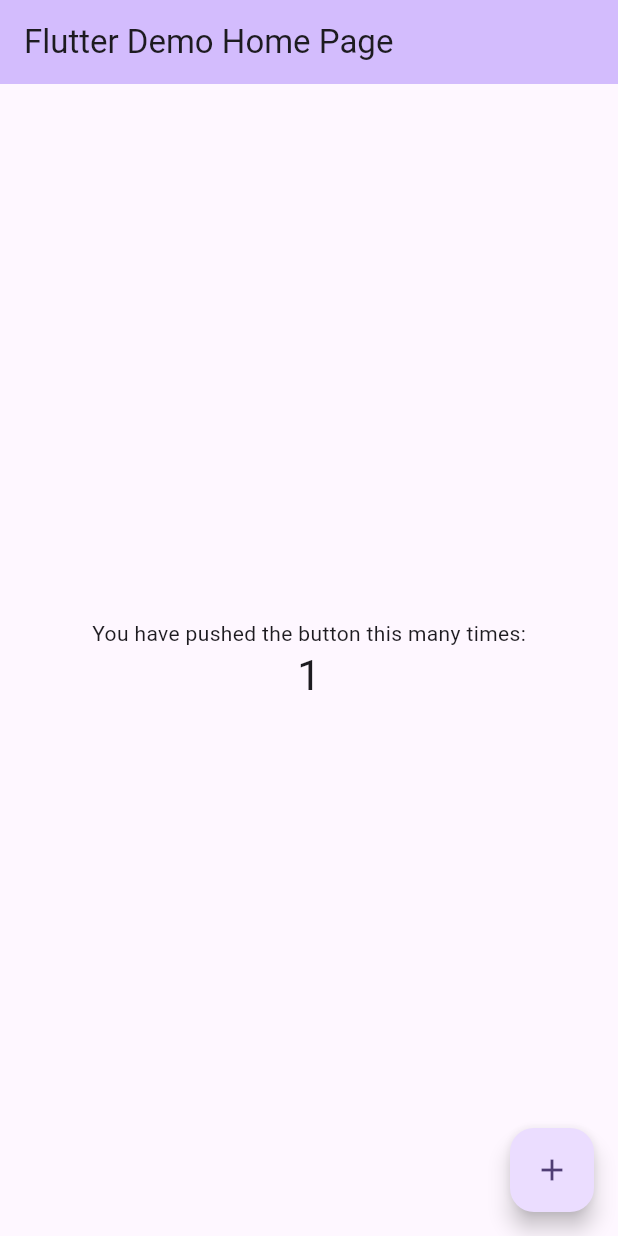
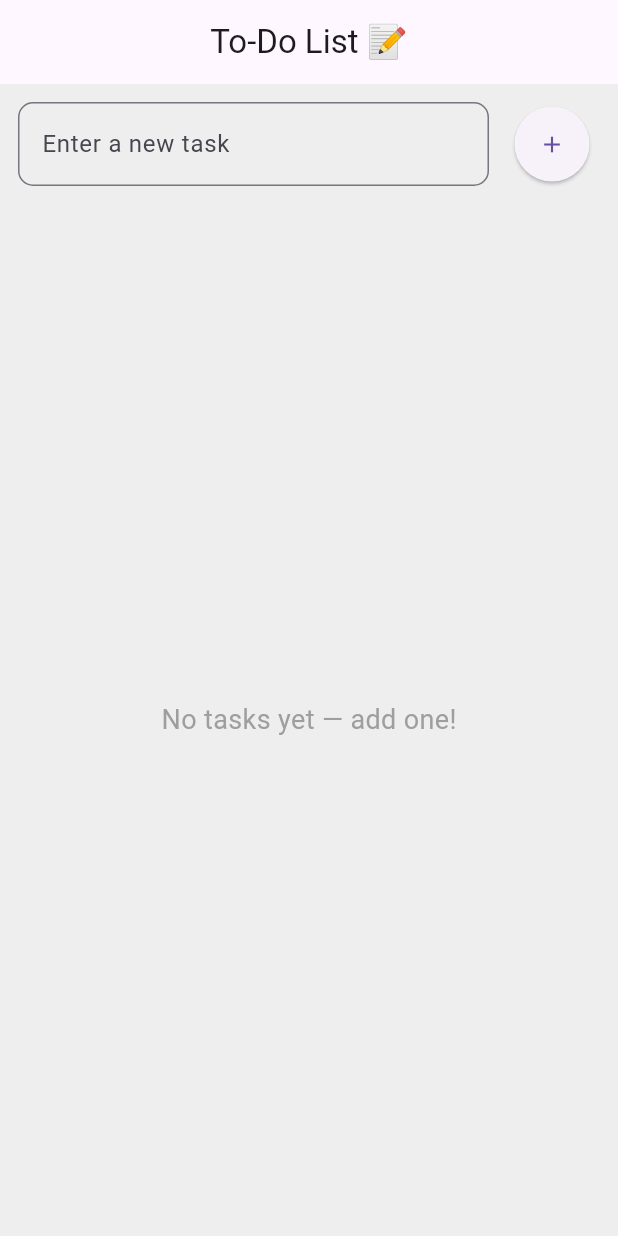
Before and after one commit to KalSol12/todo_app, a Flutter app: the screen it shows after launch, after a tap on the "add" icon, on a phone screen of 412 x 824 dp. Run offline on Flutter 3.47's test engine with Material 3 defaults, Android fonts, the phone set to English and light mode, and no system bars.

Commit message:
Added basic To-Do app functionality

```diff
--- a/lib/main.dart
+++ b/lib/main.dart
@@ -1,122 +1,137 @@
 import 'package:flutter/material.dart';
 
 void main() {
-  runApp(const MyApp());
+  runApp(const TodoApp());
 }
 
-class MyApp extends StatelessWidget {
-  const MyApp({super.key});
+class TodoApp extends StatelessWidget {
+  const TodoApp({super.key});
 
-  // This widget is the root of your application.
   @override
   Widget build(BuildContext context) {
     return MaterialApp(
-      title: 'Flutter Demo',
+      title: 'To-Do List',
+      debugShowCheckedModeBanner: false,
       theme: ThemeData(
-        // This is the theme of your application.
-        //
-        // TRY THIS: Try running your application with "flutter run". You'll see
-        // the application has a purple toolbar. Then, without quitting the app,
-        // try changing the seedColor in the colorScheme below to Colors.green
-        // and then invoke "hot reload" (save your changes or press the "hot
-        // reload" button in a Flutter-supported IDE, or press "r" if you used
-        // the command line to start the app).
-        //
-        // Notice that the counter didn't reset back to zero; the application
-        // state is not lost during the reload. To reset the state, use hot
-        // restart instead.
-        //
-        // This works for code too, not just values: Most code changes can be
-        // tested with just a hot reload.
-        colorScheme: ColorScheme.fromSeed(seedColor: Colors.deepPurple),
+        primarySwatch: Colors.indigo,
+        scaffoldBackgroundColor: Colors.grey[200],
       ),
-      home: const MyHomePage(title: 'Flutter Demo Home Page'),
+      home: const TodoHomePage(),
     );
   }
 }
 
-class MyHomePage extends StatefulWidget {
-  const MyHomePage({super.key, required this.title});
-
-  // This widget is the home page of your application. It is stateful, meaning
-  // that it has a State object (defined below) that contains fields that affect
-  // how it looks.
-
-  // This class is the configuration for the state. It holds the values (in this
-  // case the title) provided by the parent (in this case the App widget) and
-  // used by the build method of the State. Fields in a Widget subclass are
-  // always marked "final".
-
-  final String title;
+class TodoHomePage extends StatefulWidget {
+  const TodoHomePage({super.key});
 
   @override
-  State<MyHomePage> createState() => _MyHomePageState();
+  State<TodoHomePage> createState() => _TodoHomePageState();
 }
 
-class _MyHomePageState extends State<MyHomePage> {
-  int _counter = 0;
+class _TodoHomePageState extends State<TodoHomePage> {
+  final List<Map<String, dynamic>> _tasks = [];
+  final TextEditingController _controller = TextEditingController();
 
-  void _incrementCounter() {
+  void _addTask() {
+    final text = _controller.text.trim();
+    if (text.isNotEmpty) {
+      setState(() {
+        _tasks.add({'title': text, 'done': false});
+      });
+      _controller.clear();
+    }
+  }
+
+  void _toggleTask(int index) {
     setState(() {
-      // This call to setState tells the Flutter framework that something has
-      // changed in this State, which causes it to rerun the build method below
-      // so that the display can reflect the updated values. If we changed
-      // _counter without calling setState(), then the build method would not be
-      // called again, and so nothing would appear to happen.
-      _counter++;
+      _tasks[index]['done'] = !_tasks[index]['done'];
+    });
+  }
+
+  void _deleteTask(int index) {
+    setState(() {
+      _tasks.removeAt(index);
     });
   }
 
   @override
   Widget build(BuildContext context) {
-    // This method is rerun every time setState is called, for instance as done
-    // by the _incrementCounter method above.
-    //
-    // The Flutter framework has been optimized to make rerunning build methods
-    // fast, so that you can just rebuild anything that needs updating rather
-    // than having to individually change instances of widgets.
     return Scaffold(
       appBar: AppBar(
-        // TRY THIS: Try changing the color here to a specific color (to
-        // Colors.amber, perhaps?) and trigger a hot reload to see the AppBar
-        // change color while the other colors stay the same.
-        backgroundColor: Theme.of(context).colorScheme.inversePrimary,
-        // Here we take the value from the MyHomePage object that was created by
-        // the App.build method, and use it to set our appbar title.
-        title: Text(widget.title),
+        title: const Text('To-Do List 📝'),
+        centerTitle: true,
       ),
-      body: Center(
-        // Center is a layout widget. It takes a single child and positions it
-        // in the middle of the parent.
-        child: Column(
-          // Column is also a layout widget. It takes a list of children and
-          // arranges them vertically. By default, it sizes itself to fit its
-          // children horizontally, and tries to be as tall as its parent.
-          //
-          // Column has various properties to control how it sizes itself and
-          // how it positions its children. Here we use mainAxisAlignment to
-          // center the children vertically; the main axis here is the vertical
-          // axis because Columns are vertical (the cross axis would be
-          // horizontal).
-          //
-          // TRY THIS: Invoke "debug painting" (choose the "Toggle Debug Paint"
-          // action in the IDE, or press "p" in the console), to see the
-          // wireframe for each widget.
-          mainAxisAlignment: MainAxisAlignment.center,
-          children: <Widget>[
-            const Text('You have pushed the button this many times:'),
-            Text(
-              '$_counter',
-              style: Theme.of(context).textTheme.headlineMedium,
+      body: Column(
+        children: [
+          Padding(
+            padding: const EdgeInsets.all(12.0),
+            child: Row(
+              children: [
+                Expanded(
+                  child: TextField(
+                    controller: _controller,
+                    decoration: InputDecoration(
+                      labelText: 'Enter a new task',
+                      border: OutlineInputBorder(
+                        borderRadius: BorderRadius.circular(10),
+                      ),
+                    ),
+                    onSubmitted: (_) => _addTask(),
+                  ),
+                ),
+                const SizedBox(width: 10),
+                ElevatedButton(
+                  onPressed: _addTask,
+                  style: ElevatedButton.styleFrom(
+                    shape: const CircleBorder(),
+                    padding: const EdgeInsets.all(16),
+                  ),
+                  child: const Icon(Icons.add),
+                ),
+              ],
             ),
-          ],
-        ),
+          ),
+          Expanded(
+            child: _tasks.isEmpty
+                ? const Center(
+                    child: Text(
+                      'No tasks yet — add one!',
+                      style: TextStyle(fontSize: 18, color: Colors.grey),
+                    ),
+                  )
+                : ListView.builder(
+                    itemCount: _tasks.length,
+                    itemBuilder: (context, index) {
+                      final task = _tasks[index];
+                      return Card(
+                        margin: const EdgeInsets.symmetric(
+                            horizontal: 12, vertical: 6),
+                        child: ListTile(
+                          leading: Checkbox(
+                            value: task['done'],
+                            onChanged: (_) => _toggleTask(index),
+                          ),
+                          title: Text(
+                            task['title'],
+                            style: TextStyle(
+                              decoration: task['done']
+                                  ? TextDecoration.lineThrough
+                                  : TextDecoration.none,
+                              color:
+                                  task['done'] ? Colors.grey : Colors.black87,
+                            ),
+                          ),
+                          trailing: IconButton(
+                            icon: const Icon(Icons.delete, color: Colors.red),
+                            onPressed: () => _deleteTask(index),
+                          ),
+                        ),
+                      );
+                    },
+                  ),
+          ),
+        ],
       ),
-      floatingActionButton: FloatingActionButton(
-        onPressed: _incrementCounter,
-        tooltip: 'Increment',
-        child: const Icon(Icons.add),
-      ), // This trailing comma makes auto-formatting nicer for build methods.
     );
   }
 }
--- a/pubspec.yaml
+++ b/pubspec.yaml
@@ -30,6 +30,7 @@ environment:
 dependencies:
   flutter:
     sdk: flutter
+  shared_preferences: ^2.3.2
 
   # The following adds the Cupertino Icons font to your application.
   # Use with the CupertinoIcons class for iOS style icons.
```
Also changed, not shown: pubspec.lock, 1 other file.
